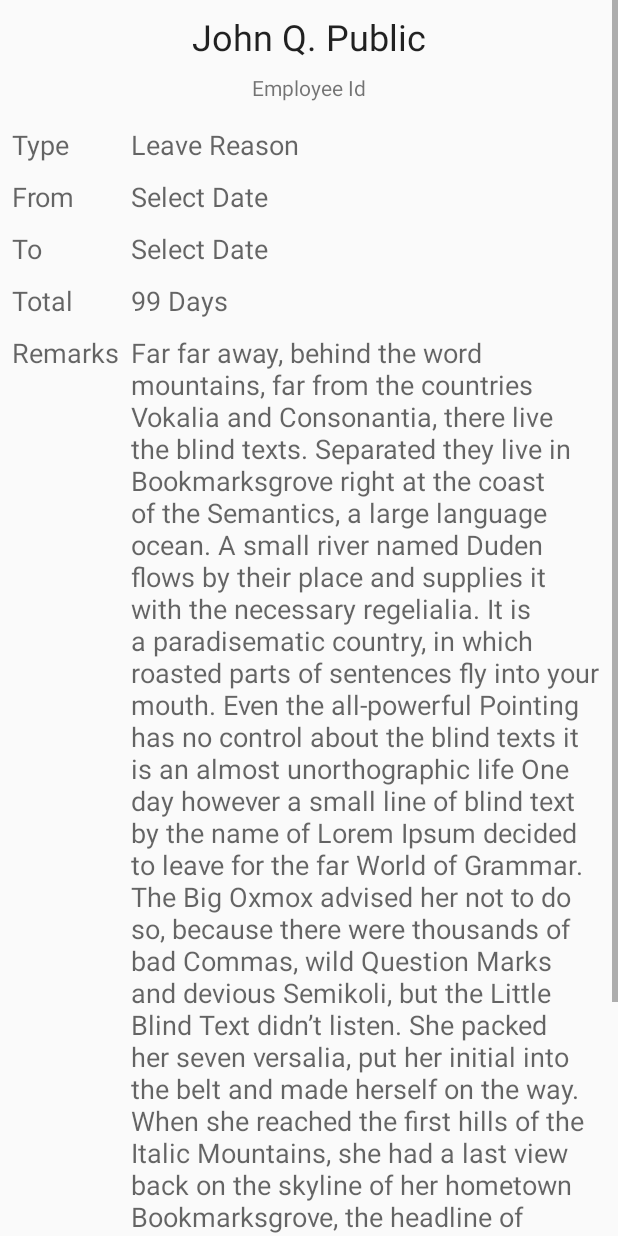
After one commit to fahimshahrierrasel/hr_management, an Android app: the layout fragment_leave_application_details.xml on its own in the app's theme, with its tools: preview values and no code run, on a phone screen of 412 x 824 dp. The commit adds this screen. Run offline under Robolectric (Android 15) with nearby library versions, the phone set to English and light mode, and no system bars.

Commit message:
Leave Application Details add

```diff
--- a/app/src/main/java/com/treebricks/hrmanagement/adapters/LeaveApplicationRecyclerViewAdapter.java
+++ b/app/src/main/java/com/treebricks/hrmanagement/adapters/LeaveApplicationRecyclerViewAdapter.java
@@ -2,6 +2,7 @@ package com.treebricks.hrmanagement.adapters;
 
 import android.content.Context;
 import android.support.annotation.NonNull;
+import android.support.v7.app.AppCompatActivity;
 import android.support.v7.widget.CardView;
 import android.support.v7.widget.RecyclerView;
 import android.view.LayoutInflater;
@@ -9,6 +10,7 @@ import android.view.View;
 import android.view.ViewGroup;
 import android.widget.TextView;
 import com.treebricks.hrmanagement.R;
+import com.treebricks.hrmanagement.fragments.LeaveApplicationDetailsFragment;
 import com.treebricks.hrmanagement.models.ApplicationItem;
 import java.util.ArrayList;
 import java.util.Locale;
@@ -35,6 +37,16 @@ public class LeaveApplicationRecyclerViewAdapter extends RecyclerView.Adapter<Le
         holder.tvLeaveApplicantName.setText(applicationItem.getApplicantName());
         holder.tvLeaveType.setText(applicationItem.getLeaveType());
         holder.tvTotalLeaveDays.setText(String.format(Locale.US,"%d days", applicationItem.getTotalLeave()));
+        holder.cvContainer.setOnClickListener(new View.OnClickListener() {
+            @Override
+            public void onClick(View v) {
+                ((AppCompatActivity) context).getSupportFragmentManager()
+                        .beginTransaction()
+                        .replace(R.id.fragment_placeholder, new LeaveApplicationDetailsFragment(), null)
+                        .addToBackStack(null)
+                        .commit();
+            }
+        });
     }
 
     @Override
@@ -43,14 +55,14 @@ public class LeaveApplicationRecyclerViewAdapter extends RecyclerView.Adapter<Le
     }
 
     class ViewHolder extends RecyclerView.ViewHolder{
-        CardView cvLeaveApplicationItem;
+        CardView cvContainer;
         TextView tvLeaveApplicantName;
         TextView tvLeaveType;
         TextView tvTotalLeaveDays;
 
         ViewHolder(View itemView) {
             super(itemView);
-            cvLeaveApplicationItem = itemView.findViewById(R.id.cvLeaveApplicationItem);
+            cvContainer = itemView.findViewById(R.id.cvLeaveApplicationItem);
             tvLeaveApplicantName = itemView.findViewById(R.id.tv_employee_name);
             tvLeaveType = itemView.findViewById(R.id.tvLeaveType);
             tvTotalLeaveDays = itemView.findViewById(R.id.tvTotalLeaveDays);
--- /dev/null
+++ b/app/src/main/java/com/treebricks/hrmanagement/fragments/LeaveApplicationDetailsFragment.java
@@ -0,0 +1,30 @@
+package com.treebricks.hrmanagement.fragments;
+
+import android.os.Bundle;
+import android.support.annotation.NonNull;
+import android.support.annotation.Nullable;
+import android.support.v4.app.Fragment;
+import android.support.v7.widget.LinearLayoutManager;
+import android.support.v7.widget.RecyclerView;
+import android.view.LayoutInflater;
+import android.view.View;
+import android.view.ViewGroup;
+
+import com.treebricks.hrmanagement.R;
+import com.treebricks.hrmanagement.adapters.ProfileContentRecyclerViewAdapter;
+import com.treebricks.hrmanagement.models.ProfileContent;
+
+import java.util.ArrayList;
+
+public class LeaveApplicationDetailsFragment extends Fragment {
+    @Nullable
+    @Override
+    public View onCreateView(@NonNull LayoutInflater inflater, @Nullable ViewGroup container, @Nullable Bundle savedInstanceState) {
+        return inflater.inflate(R.layout.fragment_leave_application_details, container, false);
+    }
+
+    @Override
+    public void onViewCreated(@NonNull View view, @Nullable Bundle savedInstanceState) {
+        super.onViewCreated(view, savedInstanceState);
+    }
+}
--- /dev/null
+++ b/app/src/main/res/layout/fragment_leave_application_details.xml
@@ -0,0 +1,183 @@
+<?xml version="1.0" encoding="utf-8"?>
+<ScrollView xmlns:android="http://schemas.android.com/apk/res/android"
+    xmlns:app="http://schemas.android.com/apk/res-auto"
+    xmlns:tools="http://schemas.android.com/tools"
+    android:layout_width="match_parent"
+    android:layout_height="wrap_content">
+
+    <android.support.constraint.ConstraintLayout
+        android:layout_width="match_parent"
+        android:layout_height="wrap_content"
+        android:paddingBottom="30dp">
+
+        <TextView
+            android:id="@+id/tv_employee_name"
+            android:layout_width="wrap_content"
+            android:layout_height="wrap_content"
+            android:layout_marginEnd="8dp"
+            android:layout_marginStart="8dp"
+            android:layout_marginTop="8dp"
+            android:text="@string/john_q_public"
+            android:textAppearance="@style/TextAppearance.AppCompat.Headline"
+            app:layout_constraintEnd_toEndOf="parent"
+            app:layout_constraintStart_toStartOf="parent"
+            app:layout_constraintTop_toTopOf="parent" />
+
+        <TextView
+            android:id="@+id/tv_employee_id"
+            android:layout_width="wrap_content"
+            android:layout_height="wrap_content"
+            android:layout_marginEnd="8dp"
+            android:layout_marginStart="8dp"
+            android:layout_marginTop="8dp"
+            android:text="@string/employee_id"
+            app:layout_constraintEnd_toEndOf="parent"
+            app:layout_constraintStart_toStartOf="parent"
+            app:layout_constraintTop_toBottomOf="@+id/tv_employee_name" />
+
+        <TextView
+            android:id="@+id/tv_emlt"
+            android:layout_width="wrap_content"
+            android:layout_height="wrap_content"
+            android:layout_marginStart="8dp"
+            android:layout_marginTop="16dp"
+            android:text="@string/type"
+            android:textAppearance="@style/TextAppearance.AppCompat.Medium"
+            app:layout_constraintStart_toStartOf="parent"
+            app:layout_constraintTop_toBottomOf="@+id/tv_employee_id" />
+
+        <TextView
+            android:id="@+id/tv_leave_type"
+            android:layout_width="0dp"
+            android:layout_height="wrap_content"
+            android:layout_marginEnd="8dp"
+            android:layout_marginStart="8dp"
+            android:layout_marginTop="16dp"
+            android:text="@string/leave_reason"
+            android:textAppearance="@style/TextAppearance.AppCompat.Medium"
+            app:layout_constraintEnd_toEndOf="parent"
+            app:layout_constraintStart_toEndOf="@+id/tv_rmt"
+            app:layout_constraintTop_toBottomOf="@+id/tv_employee_id" />
+
+        <TextView
+            android:id="@+id/tv_lsdt"
+            android:layout_width="wrap_content"
+            android:layout_height="wrap_content"
+            android:layout_marginStart="8dp"
+            android:layout_marginTop="10dp"
+            android:text="@string/from"
+            android:textAppearance="@style/TextAppearance.AppCompat.Medium"
+            app:layout_constraintStart_toStartOf="parent"
+            app:layout_constraintTop_toBottomOf="@+id/tv_leave_type" />
+
+        <TextView
+            android:id="@+id/tv_leave_start_date"
+            android:layout_width="0dp"
+            android:layout_height="wrap_content"
+            android:layout_marginEnd="8dp"
+            android:layout_marginStart="8dp"
+            android:layout_marginTop="10dp"
+            android:text="@string/select_date"
+            android:textAppearance="@style/TextAppearance.AppCompat.Medium"
+            app:layout_constraintEnd_toEndOf="parent"
+            app:layout_constraintStart_toEndOf="@+id/tv_rmt"
+            app:layout_constraintTop_toBottomOf="@+id/tv_leave_type" />
+
+        <TextView
+            android:id="@+id/tv_ledt"
+            android:layout_width="wrap_content"
+            android:layout_height="wrap_content"
+            android:layout_marginStart="8dp"
+            android:layout_marginTop="10dp"
+            android:text="@string/to"
+            android:textAppearance="@style/TextAppearance.AppCompat.Medium"
+            app:layout_constraintStart_toStartOf="parent"
+            app:layout_constraintTop_toBottomOf="@+id/tv_leave_start_date" />
+
+        <TextView
+            android:id="@+id/tv_leave_end_date"
+            android:layout_width="0dp"
+            android:layout_height="wrap_content"
+            android:layout_marginEnd="8dp"
+            android:layout_marginStart="8dp"
+            android:layout_marginTop="10dp"
+            android:text="@string/select_date"
+            android:textAppearance="@style/TextAppearance.AppCompat.Medium"
+            app:layout_constraintEnd_toEndOf="parent"
+            app:layout_constraintStart_toEndOf="@+id/tv_rmt"
+            app:layout_constraintTop_toBottomOf="@+id/tv_leave_start_date" />
+
+        <TextView
+            android:id="@+id/tv_tldt"
+            android:layout_width="wrap_content"
+            android:layout_height="wrap_content"
+            android:layout_marginStart="8dp"
+            android:layout_marginTop="10dp"
+            android:text="@string/total"
+            android:textAppearance="@style/TextAppearance.AppCompat.Medium"
+            app:layout_constraintStart_toStartOf="parent"
+            app:layout_constraintTop_toBottomOf="@+id/tv_leave_end_date" />
+
+        <TextView
+            android:id="@+id/tv_total_leave_day"
+            android:layout_width="0dp"
+            android:layout_height="wrap_content"
+            android:layout_marginEnd="8dp"
+            android:layout_marginStart="8dp"
+            android:layout_marginTop="10dp"
+            android:text="@string/_99_days"
+            android:textAppearance="@style/TextAppearance.AppCompat.Medium"
+            app:layout_constraintEnd_toEndOf="parent"
+            app:layout_constraintStart_toEndOf="@+id/tv_rmt"
+            app:layout_constraintTop_toBottomOf="@+id/tv_leave_end_date" />
+
+        <TextView
+            android:id="@+id/tv_rmt"
+            android:layout_width="wrap_content"
+            android:layout_height="wrap_content"
+            android:layout_marginStart="8dp"
+            android:layout_marginTop="10dp"
+            android:text="@string/remarks"
+            android:textAppearance="@style/TextAppearance.AppCompat.Medium"
+            app:layout_constraintStart_toStartOf="parent"
+            app:layout_constraintTop_toBottomOf="@+id/tv_total_leave_day" />
+
+        <TextView
+            android:id="@+id/tv_leave_remarks"
+            android:layout_width="0dp"
+            android:layout_height="wrap_content"
+            android:layout_marginEnd="8dp"
+            android:layout_marginStart="8dp"
+            android:layout_marginTop="10dp"
+            android:text="@string/far_far_away"
+            android:textAppearance="@style/TextAppearance.AppCompat.Medium"
+            app:layout_constraintEnd_toEndOf="parent"
+            app:layout_constraintStart_toEndOf="@+id/tv_rmt"
+            app:layout_constraintTop_toBottomOf="@+id/tv_total_leave_day" />
+
+        <Button
+            android:id="@+id/btn_accept_request"
+            android:layout_width="wrap_content"
+            android:layout_height="wrap_content"
+            android:layout_marginEnd="8dp"
+            android:layout_marginTop="30dp"
+            android:text="@string/accept"
+            android:textColor="@color/md_green_500"
+            app:layout_constraintEnd_toEndOf="parent"
+            app:layout_constraintStart_toEndOf="@id/btn_cancel_request"
+            app:layout_constraintTop_toBottomOf="@+id/tv_leave_remarks" />
+
+        <Button
+            android:id="@+id/btn_cancel_request"
+            android:layout_width="wrap_content"
+            android:layout_height="wrap_content"
+            android:layout_marginEnd="8dp"
+            android:layout_marginStart="8dp"
+            android:layout_marginTop="30dp"
+            android:text="@string/cancel"
+            android:textColor="@color/md_red_500"
+            app:layout_constraintEnd_toStartOf="@+id/btn_accept_request"
+            app:layout_constraintStart_toStartOf="parent"
+            app:layout_constraintTop_toBottomOf="@+id/tv_leave_remarks" />
+    </android.support.constraint.ConstraintLayout>
+</ScrollView>
--- a/app/src/main/res/values/strings.xml
+++ b/app/src/main/res/values/strings.xml
@@ -8,7 +8,7 @@
     <string name="log_in">Log In</string>
     <string name="powered_by">powered by</string>
     <string name="developer">A Studio</string>
-    <string name="more">More...</string>
+    <string name="more">More…</string>
     <string name="attendance_summery">Attendance Summery</string>
     <string name="john_q_public">John Q. Public</string>
     <string name="leave_type">Leave Type</string>
@@ -28,4 +28,8 @@
     <string name="employee_image">Employee Image</string>
     <string name="employee_id">Employee Id</string>
     <string name="far_far_away">Far far away, behind the word mountains, far from the countries Vokalia and Consonantia, there live the blind texts. Separated they live in Bookmarksgrove right at the coast of the Semantics, a large language ocean. A small river named Duden flows by their place and supplies it with the necessary regelialia. It is a paradisematic country, in which roasted parts of sentences fly into your mouth. Even the all-powerful Pointing has no control about the blind texts it is an almost unorthographic life One day however a small line of blind text by the name of Lorem Ipsum decided to leave for the far World of Grammar. The Big Oxmox advised her not to do so, because there were thousands of bad Commas, wild Question Marks and devious Semikoli, but the Little Blind Text didn’t listen. She packed her seven versalia, put her initial into the belt and made herself on the way. When she reached the first hills of the Italic Mountains, she had a last view back on the skyline of her hometown Bookmarksgrove, the headline of Alphabet Village and the subline of her own road, the Line Lane. Pityful a rethoric question ran over her cheek, then</string>
+    <string name="accept">Accept</string>
+    <string name="cancel">Cancel</string>
+    <string name="type">Type</string>
+    <string name="total">Total</string>
 </resources>
```
